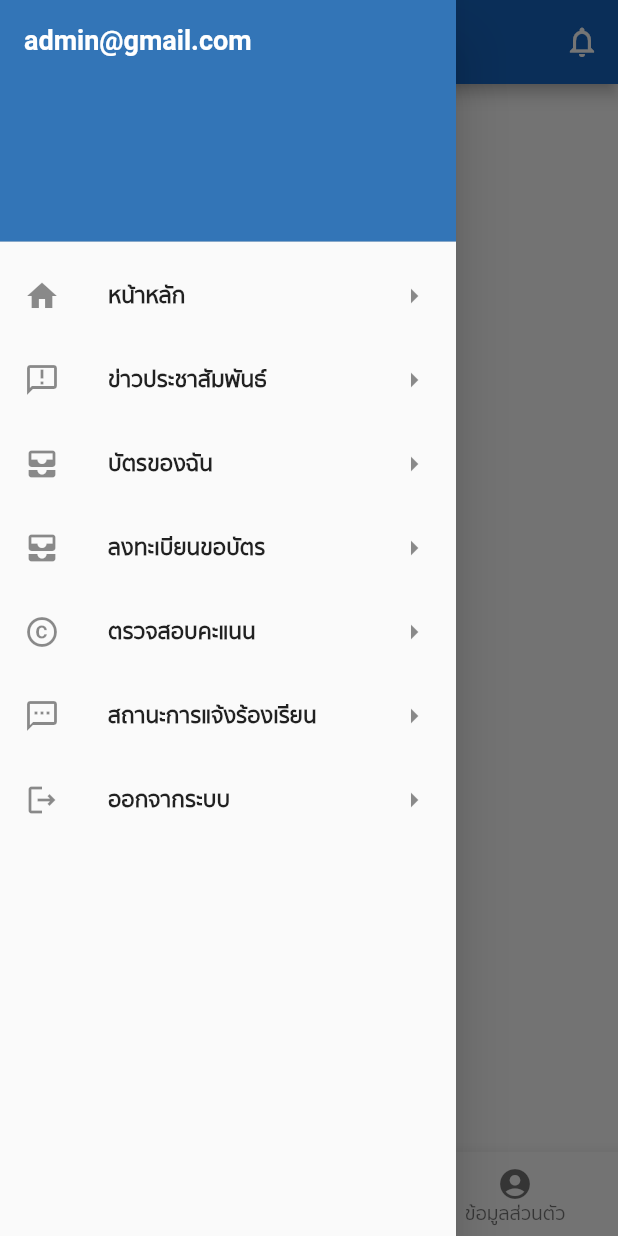
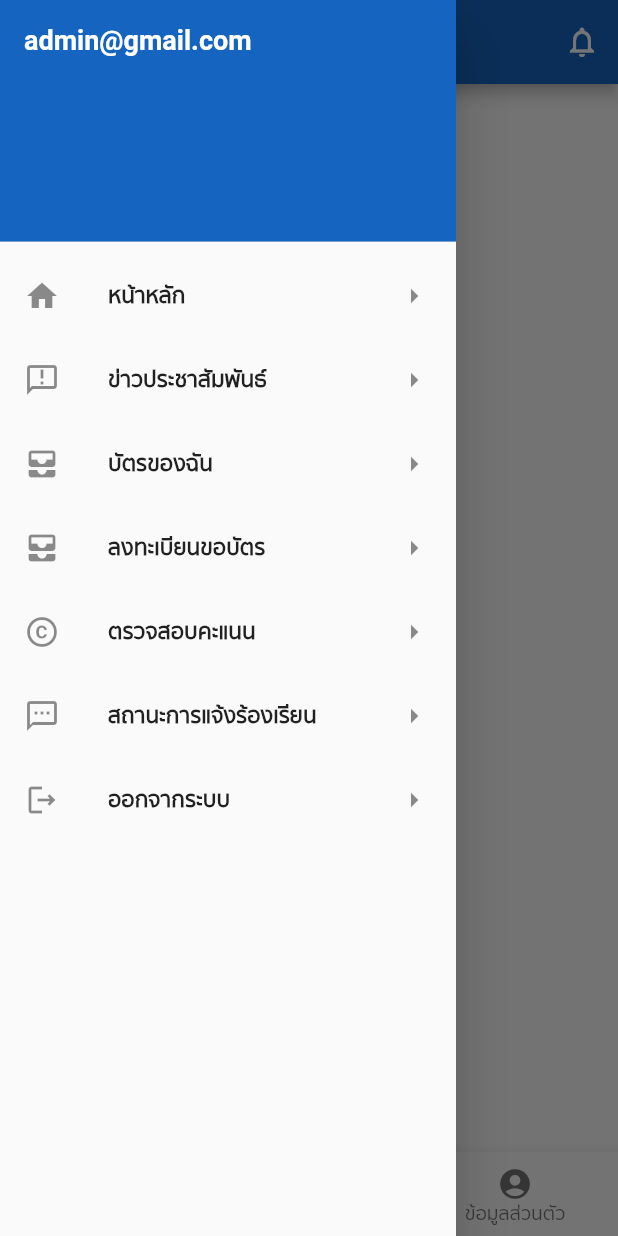
Before and after one commit to ittiwatwhangdee/Anamai, a Flutter app: the MyStatefulWidget screen opened directly, with the side drawer open, on a phone screen of 412 x 824 dp. Run offline on Flutter 3.47's test engine with Material 2 defaults, Android fonts, the phone set to English and light mode, and no system bars; our stand-ins replace font_awesome_flutter.

Commit message:
add photo

```diff
--- a/anamai/lib/home_page.dart
+++ b/anamai/lib/home_page.dart
@@ -59,7 +59,7 @@ class _MyStatefulWidgetState extends State<MyStatefulWidget> {
   Widget build(BuildContext context) {
     return Scaffold(
       appBar: AppBar(
-        backgroundColor: Colors.blue[800],
+        backgroundColor: Color(0xFF1565C0),
         title: Container(
           child: Align(
             alignment: Alignment.center,
@@ -95,7 +95,7 @@ class _MyStatefulWidgetState extends State<MyStatefulWidget> {
           children: [
             const DrawerHeader(
               decoration: BoxDecoration(
-                color: Color(0xFF3375B7),
+                color: Color(0xFF1565C0),
               ),
               child: Text(
                 'admin@gmail.com',
@@ -114,9 +114,6 @@ class _MyStatefulWidgetState extends State<MyStatefulWidget> {
               ),
               trailing: Icon(Icons.arrow_right),
               onTap: () {
-                // Update the state of the app
-                // ...
-                // Then close the drawer
                 Navigator.pop(context);
               },
             ),
@@ -128,9 +125,6 @@ class _MyStatefulWidgetState extends State<MyStatefulWidget> {
                 ),
                 trailing: Icon(Icons.arrow_right),
                 onTap: () {
-                  // Update the state of the app
-                  // ...
-                  // Then close the drawer
                   Navigator.push(
                     context,
                     MaterialPageRoute(
@@ -145,9 +139,6 @@ class _MyStatefulWidgetState extends State<MyStatefulWidget> {
               ),
               trailing: Icon(Icons.arrow_right),
               onTap: () {
-                // Update the state of the app
-                // ...
-                // Then close the drawer
                 Navigator.pop(context);
               },
             ),
@@ -159,9 +150,6 @@ class _MyStatefulWidgetState extends State<MyStatefulWidget> {
               ),
               trailing: Icon(Icons.arrow_right),
               onTap: () {
-                // Update the state of the app
-                // ...
-                // Then close the drawer
                 Navigator.pop(context);
               },
             ),
@@ -173,9 +161,6 @@ class _MyStatefulWidgetState extends State<MyStatefulWidget> {
               ),
               trailing: Icon(Icons.arrow_right),
               onTap: () {
-                // Update the state of the app
-                // ...
-                // Then close the drawer
                 Navigator.push(
                   context,
                   MaterialPageRoute(builder: (context) => const HealthPoint()),
@@ -190,9 +175,6 @@ class _MyStatefulWidgetState extends State<MyStatefulWidget> {
               ),
               trailing: Icon(Icons.arrow_right),
               onTap: () {
-                // Update the state of the app
-                // ...
-                // Then close the drawer
                 Navigator.push(
                   context,
                   MaterialPageRoute(builder: (context) => const RequestPage()),
@@ -225,9 +207,6 @@ class _MyStatefulWidgetState extends State<MyStatefulWidget> {
               ),
               trailing: Icon(Icons.arrow_right),
               onTap: () {
-                // Update the state of the app
-                // ...
-                // Then close the drawer
                 Navigator.push(
                   context,
                   MaterialPageRoute(builder: (context) => const LoginPage()),
@@ -253,7 +232,7 @@ class _MyStatefulWidgetState extends State<MyStatefulWidget> {
           ),
         ],
         currentIndex: _selectedIndex,
-        selectedItemColor: Colors.blue[800],
+        selectedItemColor: Color(0xFF1565C0),
         onTap: _onItemTapped,
       ),
     );
```
Also changed, not shown: anamai/assets/images/Announ2.png (added).
